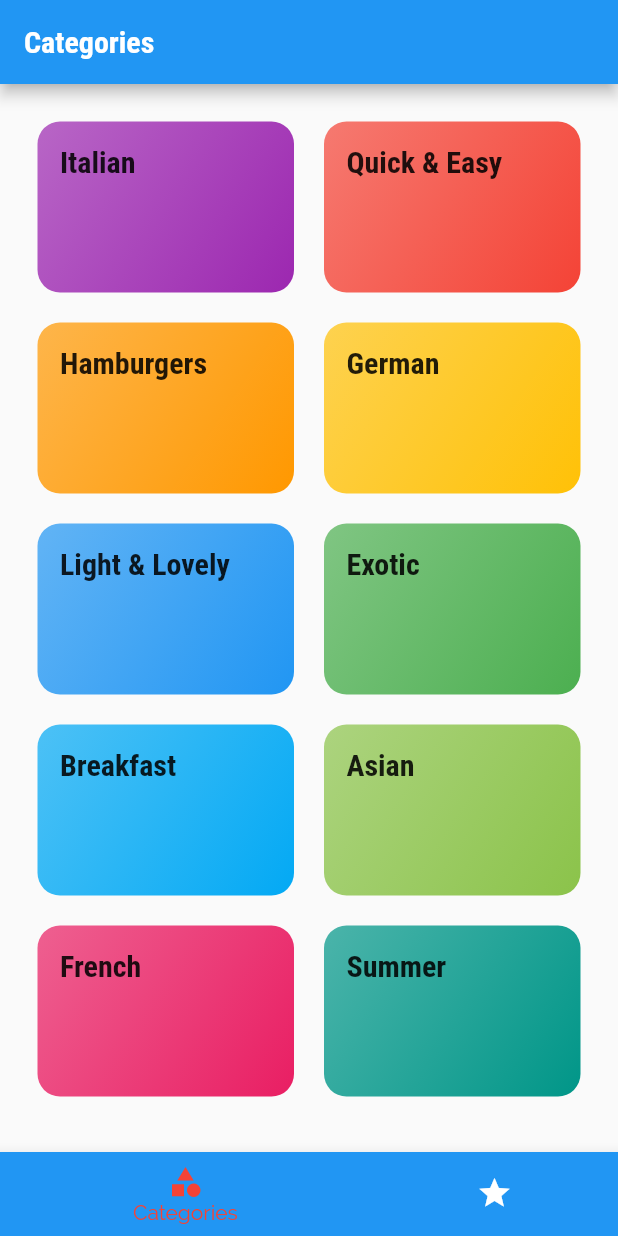
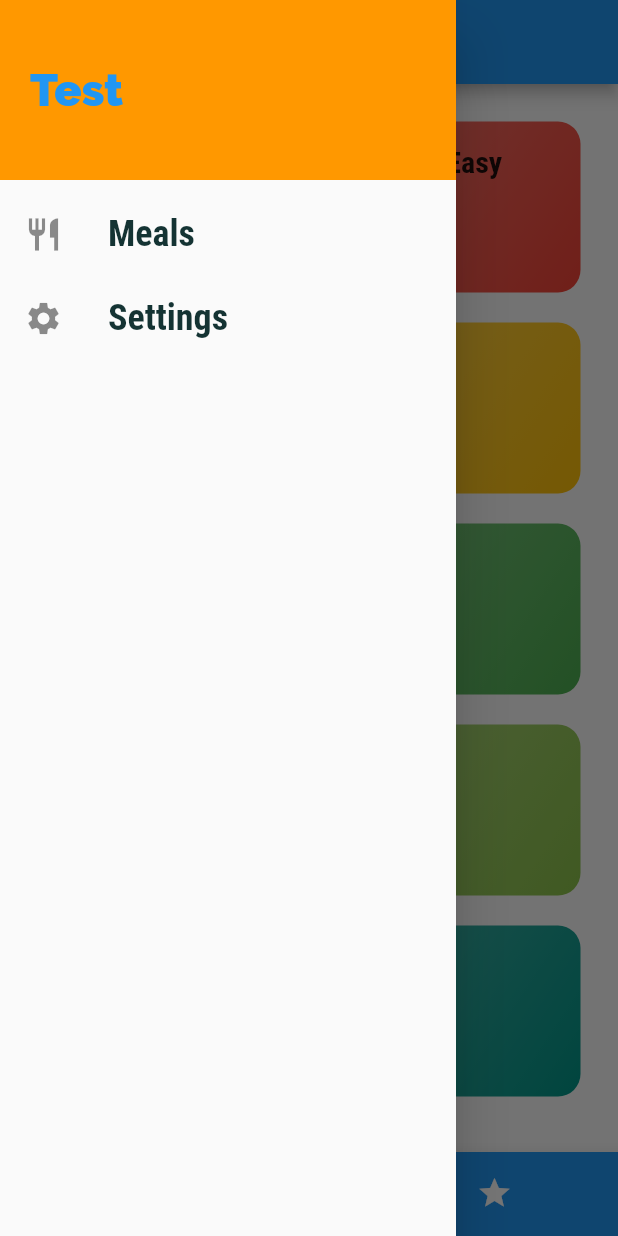
Before and after one commit to levint55/meals_app, a Flutter app: the screen it shows after launch, with the side drawer open (before the commit the screen has no drawer), on a phone screen of 412 x 824 dp. Run offline on Flutter 3.47's test engine with Material 2 defaults, Android fonts, the phone set to English and light mode, and no system bars.

Commit message:
course 176

```diff
--- a/lib/pages/tabs_screen.dart
+++ b/lib/pages/tabs_screen.dart
@@ -1,6 +1,7 @@
 import 'package:flutter/material.dart';
 import 'package:meals_app/pages/category_page.dart';
 import 'package:meals_app/pages/favorite_page.dart';
+import 'package:meals_app/widgets/main_drawer.dart';
 
 class TabsScreen extends StatefulWidget {
   const TabsScreen({Key? key}) : super(key: key);
@@ -25,6 +26,7 @@ class _TabsScreenState extends State<TabsScreen> {
   @override
   Widget build(BuildContext context) {
     return Scaffold(
+      drawer: const MainDrawer(),
       appBar: AppBar(
         title: Text(_pages[_selectedPageIndex]['title'] as String),
       ),
@@ -38,13 +40,13 @@ class _TabsScreenState extends State<TabsScreen> {
         backgroundColor: Theme.of(context).primaryColor,
         items: [
           BottomNavigationBarItem(
-            icon: Icon(Icons.category),
+            icon: const Icon(Icons.category),
             backgroundColor: Theme.of(context).primaryColor,
             label: 'Categories',
           ),
           BottomNavigationBarItem(
             backgroundColor: Theme.of(context).primaryColor,
-            icon: Icon(Icons.star),
+            icon: const Icon(Icons.star),
             label: 'Favorites',
           )
         ],
--- /dev/null
+++ b/lib/widgets/main_drawer.dart
@@ -0,0 +1,52 @@
+import 'package:flutter/material.dart';
+
+class MainDrawer extends StatelessWidget {
+  const MainDrawer({Key? key}) : super(key: key);
+
+  Widget buildListTile(String title, IconData icon) {
+    return ListTile(
+      leading: Icon(
+        icon,
+        size: 26,
+      ),
+      title: Text(
+        title,
+        style: const TextStyle(
+            fontFamily: 'RobotoCondensed',
+            fontSize: 24,
+            fontWeight: FontWeight.bold),
+      ),
+      onTap: () {},
+    );
+  }
+
+  @override
+  Widget build(BuildContext context) {
+    return Drawer(
+      child: Column(
+        children: <Widget>[
+          Container(
+            height: 120,
+            width: double.infinity,
+            padding: const EdgeInsets.all(20),
+            alignment: Alignment.centerLeft,
+            color: Colors.orange,
+            child: Text(
+              'Test',
+              style: TextStyle(
+                fontWeight: FontWeight.w900,
+                fontSize: 30,
+                color: Theme.of(context).primaryColor,
+              ),
+            ),
+          ),
+          const SizedBox(
+            height: 8,
+          ),
+          buildListTile('Meals', Icons.restaurant),
+          buildListTile('Settings', Icons.settings),
+        ],
+      ),
+    );
+  }
+}
```
